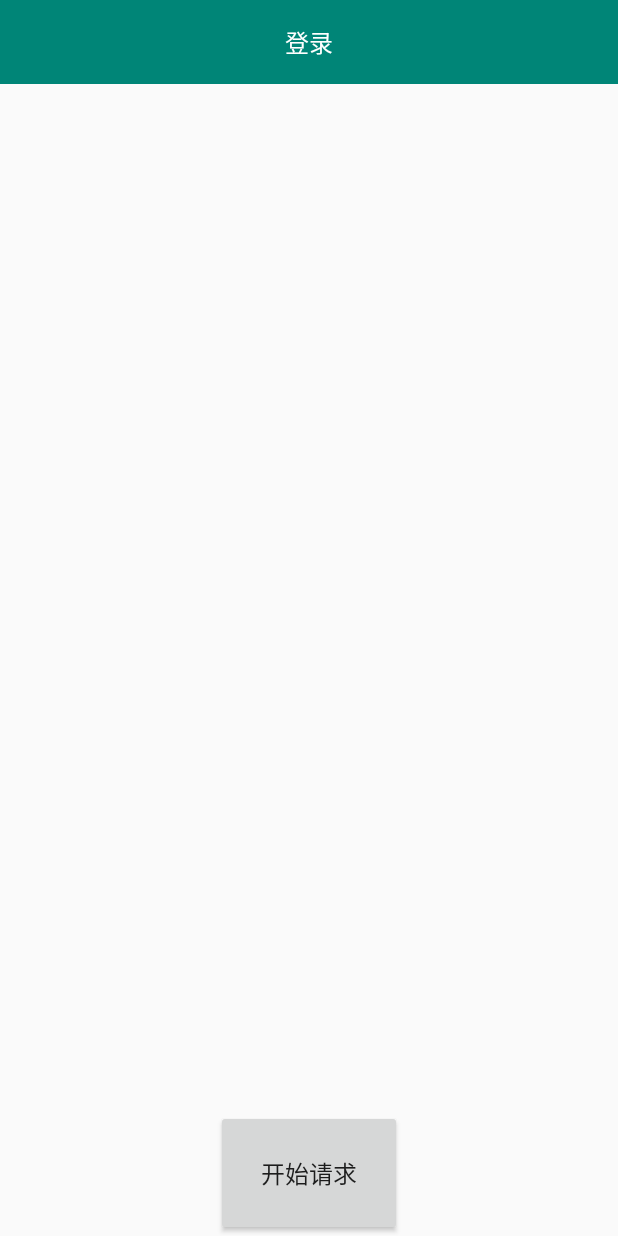
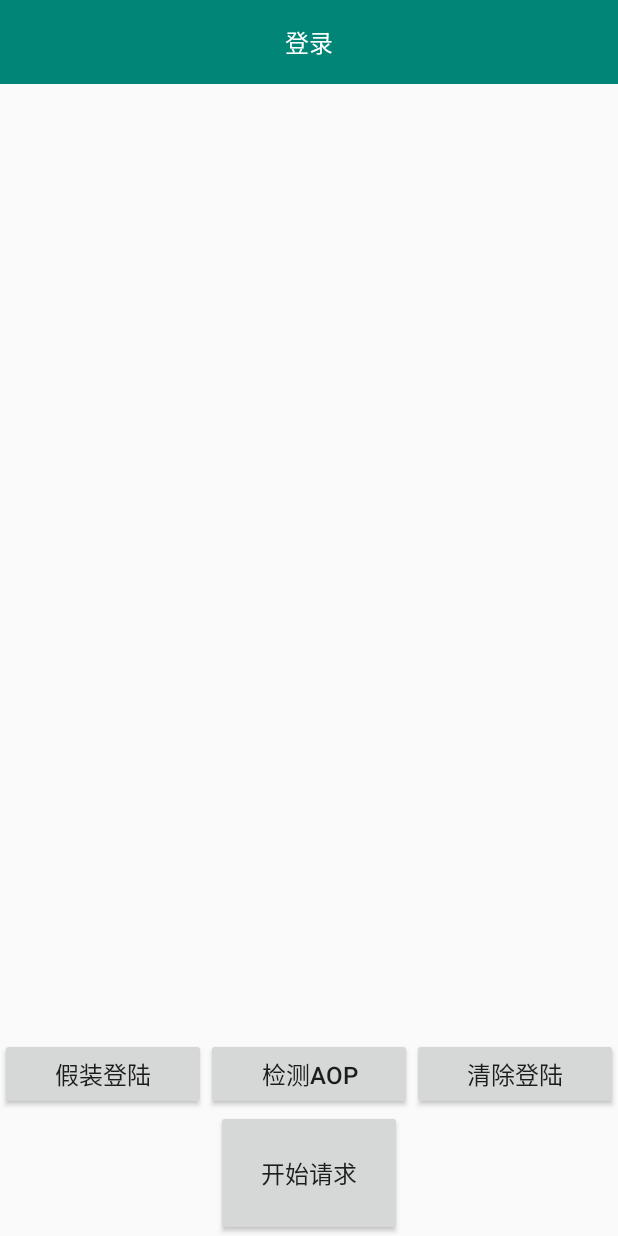
Before and after one commit to bikeming/BaseMvp, an Android app: the layout activity_login.xml on its own in the app's theme, with its tools: preview values and no code run, on a phone screen of 412 x 824 dp. Run offline under Robolectric (Android 15) with nearby library versions, the light colour scheme and no system bars.

Commit message:
aop实现后置登录统一注解的方式管理

```diff
--- a/app/src/main/AndroidManifest.xml
+++ b/app/src/main/AndroidManifest.xml
@@ -47,6 +47,7 @@
                 <category android:name="android.intent.category.LAUNCHER"/>
             </intent-filter>
         </activity>
+        <activity android:name=".ui.MainActivity"/>
     </application>
 
 </manifest>
--- a/app/src/main/res/layout/activity_login.xml
+++ b/app/src/main/res/layout/activity_login.xml
@@ -15,8 +15,8 @@
         app:lineColor="@color/colorPrimary"
         app:lineVisible="true"
         app:title="登录"
-        app:titleSize="16dp"
-        app:titleColor="#fff"/>
+        app:titleColor="#fff"
+        app:titleSize="16dp"/>
 
 
     <TextView
@@ -25,14 +25,56 @@
         android:layout_height="0dp"
         android:layout_weight="1"/>
 
+    <LinearLayout
+        android:layout_width="match_parent"
+        android:layout_height="wrap_content"
+        android:orientation="horizontal">
+
+        <Button
+            android:id="@+id/login"
+
+            android:layout_width="0dp"
+            android:layout_height="wrap_content"
+            android:layout_gravity="center_horizontal"
+            android:layout_weight="1"
+            android:gravity="center"
+            android:padding="10dp"
+            android:text="假装登陆"
+            android:textSize="16dp"/>
+
+        <Button
+            android:id="@+id/check_aop"
+
+            android:layout_width="0dp"
+            android:layout_height="wrap_content"
+            android:layout_gravity="center_horizontal"
+            android:layout_weight="1"
+            android:gravity="center"
+            android:padding="10dp"
+            android:text="检测aop"
+            android:textSize="16dp"/>
+
+        <Button
+            android:id="@+id/clear_login"
+
+            android:layout_width="0dp"
+            android:layout_height="wrap_content"
+            android:layout_gravity="center_horizontal"
+            android:layout_weight="1"
+            android:gravity="center"
+            android:padding="10dp"
+            android:text="清除登陆"
+            android:textSize="16dp"/>
+    </LinearLayout>
+
     <Button
-        android:textSize="16dp"
         android:id="@+id/start"
         android:layout_width="wrap_content"
         android:layout_height="wrap_content"
         android:layout_gravity="center_horizontal"
         android:gravity="center"
         android:padding="30dp"
-        android:text="开始请求"/>
+        android:text="开始请求"
+        android:textSize="16dp"/>
 
 </LinearLayout>
--- a/build.gradle
+++ b/build.gradle
@@ -9,6 +9,8 @@ buildscript {
     dependencies {
         classpath 'com.android.tools.build:gradle:3.4.2'
 
+        classpath 'org.aspectj:aspectjtools:1.8.9'
+        classpath 'org.aspectj:aspectjweaver:1.8.9'
         // NOTE: Do not place your application dependencies here; they belong
         // in the individual module build.gradle files
     }
```
Also changed, not shown: app/build.gradle (+59 -0 lines), app/src/main/java/com/bikeming/basemvp/MApp.java (+28 -0 lines), app/src/main/java/com/bikeming/basemvp/aop/CheckIsLogined.java (added, +21 -0 lines), app/src/main/java/com/bikeming/basemvp/aop/CheckLoginAspect.java (added, +54 -0 lines), app/src/main/java/com/bikeming/basemvp/aop/ILogin.java (added, +28 -0 lines), app/src/main/java/com/bikeming/basemvp/aop/LoginAspectJHelp.java (added, +55 -0 lines), app/src/main/java/com/bikeming/basemvp/demo/LoginActivity.java (+45 -13 lines), app/src/main/java/com/bikeming/basemvp/utils/SpUtil.java (added, +126 -0 lines), app/libs/aspectjrt.jar (added).
